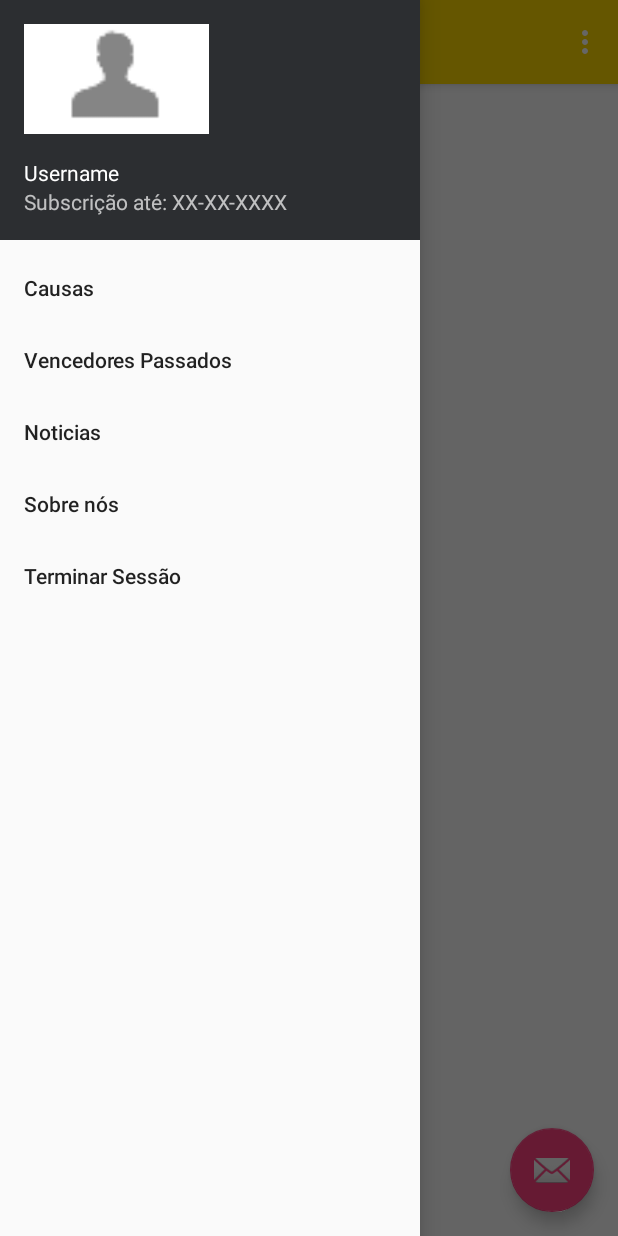
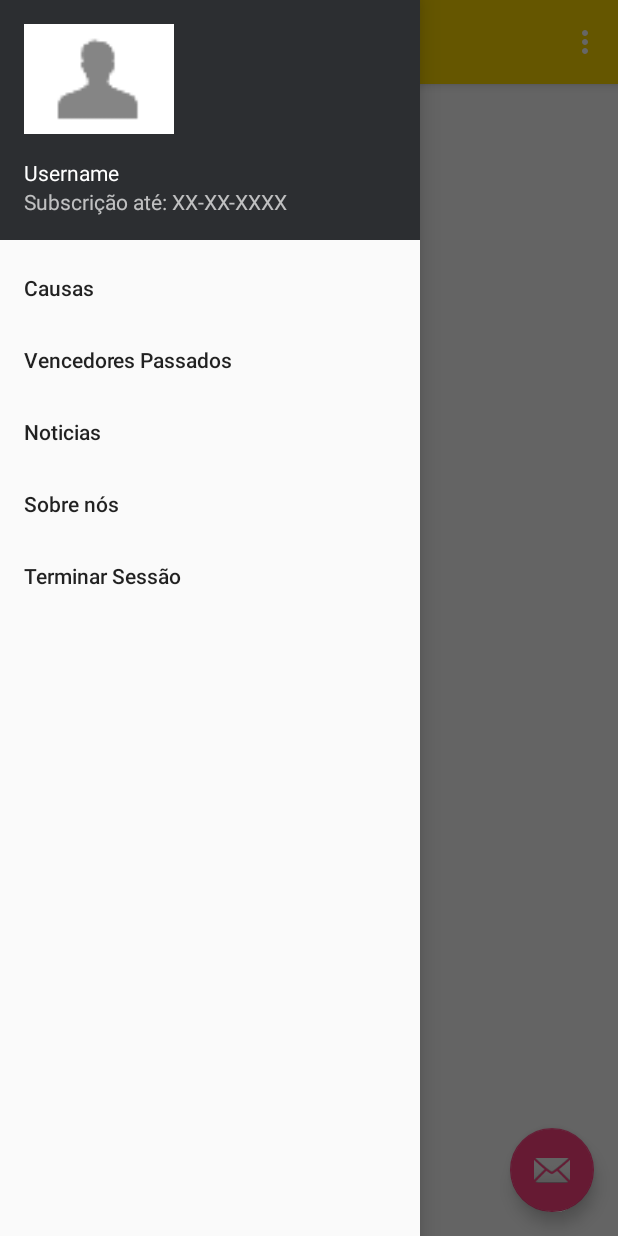
Before and after one commit to dimamo5/movimento1euro-android, an Android app: the screen it shows after launch (MainMenu), with the side drawer open, on a phone screen of 412 x 824 dp. Run offline under Robolectric (Android 15) with nearby library versions, the light colour scheme and no system bars.

Commit message:
Resized nav user image. Added status bar color.

```diff
--- a/app/src/main/java/com/artisans/code/movimento1euro/MainMenu.java
+++ b/app/src/main/java/com/artisans/code/movimento1euro/MainMenu.java
@@ -1,8 +1,10 @@
 package com.artisans.code.movimento1euro;
 
+import android.os.Build;
 import android.os.Bundle;
 import android.support.design.widget.FloatingActionButton;
 import android.support.design.widget.Snackbar;
+import android.support.v4.content.ContextCompat;
 import android.view.View;
 import android.support.design.widget.NavigationView;
 import android.support.v4.view.GravityCompat;
@@ -40,6 +42,10 @@ public class MainMenu extends AppCompatActivity
 
         NavigationView navigationView = (NavigationView) findViewById(R.id.nav_view);
         navigationView.setNavigationItemSelectedListener(this);
+
+        if (Build.VERSION.SDK_INT >= Build.VERSION_CODES.LOLLIPOP) {
+            this.getWindow().setStatusBarColor(ContextCompat.getColor(this.getApplicationContext(),R.color.colorPrimaryDark));
+        }
     }
 
     @Override
@@ -80,7 +86,7 @@ public class MainMenu extends AppCompatActivity
         // Handle navigation view item clicks here.
         int id = item.getItemId();
 
-        if (id == R.id.nav_camera) {
+        /*if (id == R.id.nav_camera) {
             // Handle the camera action
         } else if (id == R.id.nav_gallery) {
 
@@ -91,8 +97,7 @@ public class MainMenu extends AppCompatActivity
         } else if (id == R.id.nav_share) {
 
         } else if (id == R.id.nav_send) {
-
-        }
+        }*/
 
         DrawerLayout drawer = (DrawerLayout) findViewById(R.id.drawer_layout);
         drawer.closeDrawer(GravityCompat.START);
--- a/app/src/main/res/layout/nav_header_main_menu.xml
+++ b/app/src/main/res/layout/nav_header_main_menu.xml
@@ -15,8 +15,8 @@
 
     <ImageView
         android:id="@+id/imageView"
-        android:layout_width="123dp"
-        android:layout_height="123dp"
+        android:layout_width="100dp"
+        android:layout_height="100dp"
         app:srcCompat="@drawable/ic_default_user"
         android:background="@android:color/white"
         android:layout_weight="0.68" />
--- a/app/src/main/res/values/colors.xml
+++ b/app/src/main/res/values/colors.xml
@@ -1,7 +1,7 @@
 <?xml version="1.0" encoding="utf-8"?>
 <resources>
     <color name="colorPrimary">#FDD900</color>
-    <color name="colorPrimaryDark">#303F9F</color>
+    <color name="colorPrimaryDark">#e2c200</color>
     <color name="colorAccent">#FF4081</color>
     <color name="colorSecundary">#2C2E31</color>
 </resources>
```
Also changed, not shown: 1 other file.
